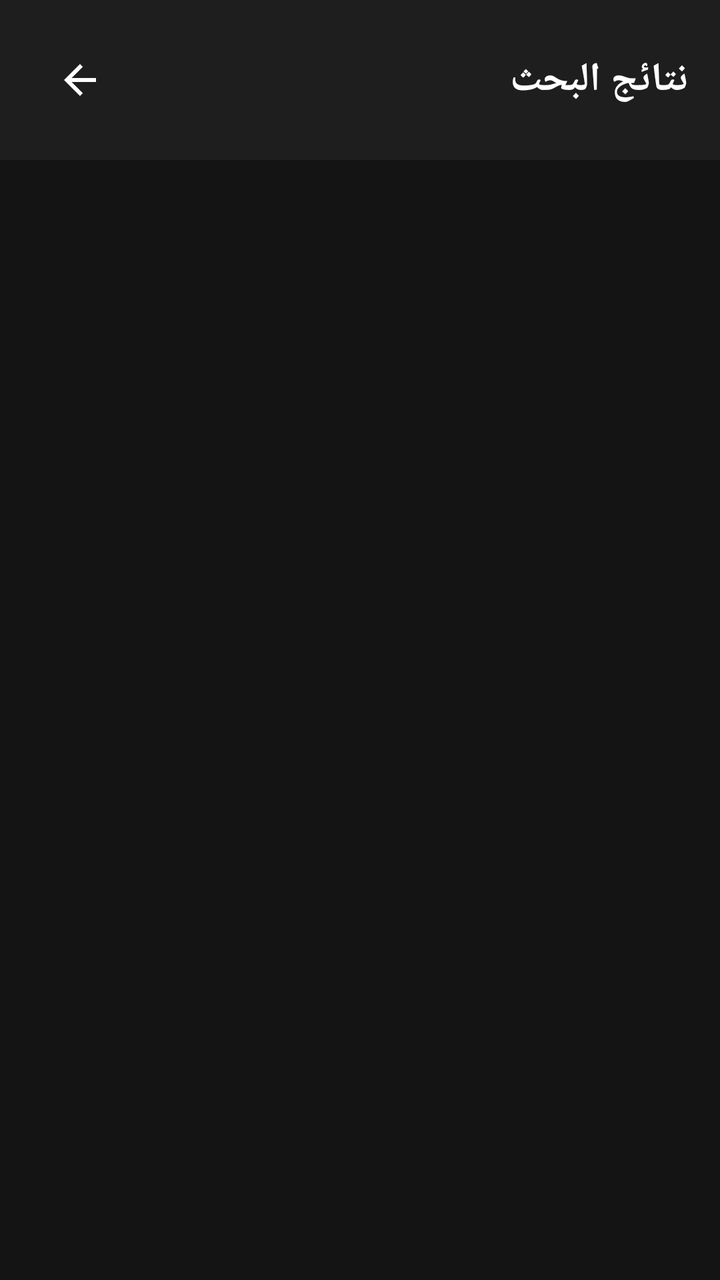
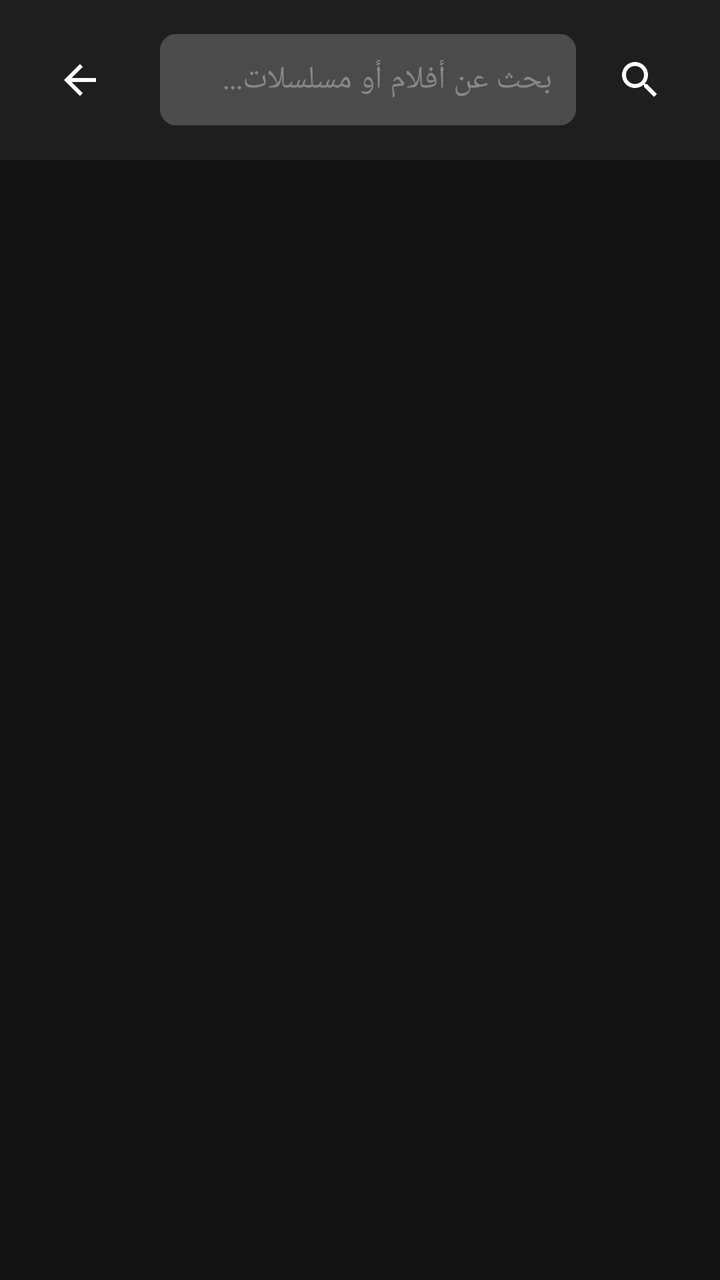

Compare the two renders of this Android layout. The source of the first and the diff that turns it into the second are given below.
<!-- AndroidManifest.xml: activity theme Theme.OmarFlex5 -->
<!-- res/layout/activity_search.xml -->
<?xml version="1.0" encoding="utf-8"?>
<FrameLayout xmlns:android="http://schemas.android.com/apk/res/android"
    android:layout_width="match_parent"
    android:layout_height="match_parent"
    android:background="#141414">

    <LinearLayout
        android:layout_width="match_parent"
        android:layout_height="match_parent"
        android:orientation="vertical">

        
        <LinearLayout
            android:layout_width="match_parent"
            android:layout_height="wrap_content"
            android:orientation="horizontal"
            android:gravity="center_vertical"
            android:padding="16dp"
            android:background="#1E1E1E">

            <ImageButton
                android:id="@+id/btn_back"
                android:layout_width="48dp"
                android:layout_height="48dp"
                android:background="@drawable/selector_button_focus"
                android:src="@drawable/ic_arrow_back"
                android:tint="#FFFFFF"
                android:contentDescription="رجوع"
                android:focusable="true"
                android:focusableInTouchMode="false"
                android:nextFocusDown="@id/recycler_results"
                android:nextFocusUp="@id/btn_back"
                android:nextFocusLeft="@id/btn_back" />

            <TextView
                android:id="@+id/text_title"
                android:layout_width="0dp"
                android:layout_height="wrap_content"
                android:layout_weight="1"
                android:layout_marginStart="16dp"
                android:text="نتائج البحث"
                android:textColor="#FFFFFF"
                android:textSize="20sp"
                android:textStyle="bold" />
        </LinearLayout>

        
        <TextView
            android:id="@+id/text_status"
            android:layout_width="match_parent"
            android:layout_height="wrap_content"
            android:gravity="center"
            android:padding="8dp"
            android:textColor="#888888"
            android:textSize="14sp"
            android:visibility="gone" />

        
        <androidx.recyclerview.widget.RecyclerView
            android:id="@+id/recycler_results"
            android:layout_width="match_parent"
            android:layout_height="0dp"
            android:layout_weight="1"
            android:padding="8dp"
            android:clipToPadding="false"
            android:focusable="true"
            android:descendantFocusability="afterDescendants" />

        
        <Button
            android:id="@+id/btn_load_more"
            android:layout_width="wrap_content"
            android:layout_height="wrap_content"
            android:layout_gravity="center_horizontal"
            android:layout_margin="16dp"
            android:background="@drawable/selector_button_focus"
            android:paddingHorizontal="32dp"
            android:paddingVertical="16dp"
            android:text="@string/load_more"
            android:textColor="#FFFFFF"
            android:textSize="16sp"
            android:textStyle="bold"
            android:visibility="gone"
            android:focusable="true"
            android:focusableInTouchMode="true"
            android:nextFocusUp="@id/recycler_results"
            android:nextFocusDown="@id/btn_load_more"
            android:nextFocusLeft="@id/btn_load_more"
            android:nextFocusRight="@id/btn_load_more" />
    </LinearLayout>

    
    <LinearLayout
        android:id="@+id/empty_view"
        android:layout_width="wrap_content"
        android:layout_height="wrap_content"
        android:layout_gravity="center"
        android:gravity="center"
        android:orientation="vertical"
        android:visibility="gone">

        <ImageView
            android:layout_width="80dp"
            android:layout_height="80dp"
            android:src="@drawable/ic_no_wifi"
            android:tint="#666666" />

        <TextView
            android:layout_width="wrap_content"
            android:layout_height="wrap_content"
            android:layout_marginTop="16dp"
            android:text="@string/no_results"
            android:textColor="#888888"
            android:textSize="16sp" />
    </LinearLayout>

    
    <ProgressBar
        android:id="@+id/progress_bar"
        android:layout_width="48dp"
        android:layout_height="48dp"
        android:layout_gravity="center"
        android:indeterminateTint="#E50914"
        android:visibility="gone" />

    
    <include layout="@layout/overlay_resolution_selection" />

    
    <include layout="@layout/overlay_sniffer" />

</FrameLayout>
<!-- res/layout/overlay_resolution_selection.xml (included above) -->
<?xml version="1.0" encoding="utf-8"?>
<FrameLayout xmlns:android="http://schemas.android.com/apk/res/android"
    android:id="@+id/resolution_overlay"
    android:layout_width="match_parent"
    android:layout_height="match_parent"
    android:background="#E6141414"
    android:clickable="true"
    android:focusable="true"
    android:visibility="gone">

    <LinearLayout
        android:layout_width="match_parent"
        android:layout_height="match_parent"
        android:gravity="center"
        android:orientation="vertical"
        android:padding="32dp">

        
        <LinearLayout
            android:layout_width="match_parent"
            android:layout_height="wrap_content"
            android:gravity="center_vertical"
            android:orientation="horizontal"
            android:paddingBottom="24dp">

            <ImageView
                android:layout_width="48dp"
                android:layout_height="48dp"
                android:layout_marginEnd="16dp"
                android:src="@android:drawable/ic_media_play"
                android:tint="#E50914" />

            <LinearLayout
                android:layout_width="0dp"
                android:layout_height="wrap_content"
                android:layout_weight="1"
                android:orientation="vertical">

                <TextView
                    android:id="@+id/text_overlay_title"
                    android:layout_width="wrap_content"
                    android:layout_height="wrap_content"
                    android:text="Select Quality"
                    android:textColor="#FFFFFF"
                    android:textSize="24sp"
                    android:textStyle="bold" />

                <TextView
                    android:id="@+id/text_overlay_subtitle"
                    android:layout_width="wrap_content"
                    android:layout_height="wrap_content"
                    android:text="Choose your preferred streaming quality"
                    android:textColor="#888888"
                    android:textSize="14sp" />
            </LinearLayout>

            <Button
                android:id="@+id/btn_close_overlay"
                android:layout_width="wrap_content"
                android:layout_height="wrap_content"
                android:backgroundTint="#1E1E1E"
                android:text="✕"
                android:textColor="#FFFFFF"
                android:textSize="18sp" />
        </LinearLayout>

        
        <FrameLayout
            android:layout_width="match_parent"
            android:layout_height="0dp"
            android:layout_weight="1">

            
            <androidx.recyclerview.widget.RecyclerView
                android:id="@+id/recycler_resolutions_overlay"
                android:layout_width="match_parent"
                android:layout_height="match_parent"
                android:clipToPadding="false"
                android:paddingTop="8dp"
                android:paddingBottom="8dp" />

            
            <LinearLayout
                android:id="@+id/overlay_loading_container"
                android:layout_width="match_parent"
                android:layout_height="match_parent"
                android:gravity="center"
                android:orientation="vertical"
                android:visibility="gone">

                <ProgressBar
                    android:layout_width="64dp"
                    android:layout_height="64dp"
                    android:indeterminateTint="#E50914" />

                <TextView
                    android:id="@+id/text_loading_status"
                    android:layout_width="wrap_content"
                    android:layout_height="wrap_content"
                    android:layout_marginTop="16dp"
                    android:text="Loading..."
                    android:textColor="#888888"
                    android:textSize="16sp" />
            </LinearLayout>

        </FrameLayout>

    </LinearLayout>

</FrameLayout>
<!-- res/layout/overlay_sniffer.xml (included above) -->
<?xml version="1.0" encoding="utf-8"?>
<FrameLayout xmlns:android="http://schemas.android.com/apk/res/android"
    android:id="@+id/sniffer_overlay"
    android:layout_width="match_parent"
    android:layout_height="match_parent"
    android:background="#FF141414"
    android:clickable="true"
    android:focusable="true"
    android:visibility="gone">

    
    <FrameLayout
        android:id="@+id/sniffer_webview_container"
        android:layout_width="match_parent"
        android:layout_height="match_parent" />

    
    <LinearLayout
        android:id="@+id/sniffer_loading_overlay"
        android:layout_width="match_parent"
        android:layout_height="match_parent"
        android:background="#E6141414"
        android:gravity="center"
        android:orientation="vertical"
        android:visibility="visible">

        <ProgressBar
            android:layout_width="64dp"
            android:layout_height="64dp"
            android:indeterminateTint="#E50914" />

        <TextView
            android:id="@+id/sniffer_status_text"
            android:layout_width="wrap_content"
            android:layout_height="wrap_content"
            android:layout_marginTop="16dp"
            android:text="Looking for video..."
            android:textColor="#888888"
            android:textSize="16sp" />
    </LinearLayout>

    
    <Button
        android:id="@+id/btn_close_sniffer"
        android:layout_width="wrap_content"
        android:layout_height="wrap_content"
        android:layout_gravity="top|end"
        android:layout_margin="16dp"
        android:backgroundTint="#E50914"
        android:text="✕ CLOSE"
        android:textColor="#FFFFFF" />

</FrameLayout>
<!-- resources referenced by this layout -->
<resources>
  <!-- drawable selector_button_focus (drawable) -->
  <?xml version="1.0" encoding="utf-8"?>
  <selector xmlns:android="http://schemas.android.com/apk/res/android">
      <item android:state_focused="true">
          <shape android:shape="oval">
              <solid android:color="#44FFFFFF" />
              <stroke android:width="2dp" android:color="@color/white" />
          </shape>
      </item>
      <item android:state_pressed="true">
          <shape android:shape="oval">
              <solid android:color="#66FFFFFF" />
          </shape>
      </item>
      <item>
          <shape android:shape="oval">
              <solid android:color="@android:color/transparent" />
          </shape>
      </item>
  </selector>
  <string name="load_more">تحميل المزيد</string>
  <string name="no_results">لا توجد نتائج</string>
  <color name="white">#FFFFFFFF</color>
  <color name="netflix_red">#E50914</color>
  <color name="netflix_background">#141414</color>
  <color name="black">#FF000000</color>
  <!-- unchanged entries left out for length: 3 -->
</resources>

<!-- the commit's change to res/layout/activity_search.xml (unified diff, before → after) -->
@@ -22,7 +22,7 @@
                 android:id="@+id/btn_back"
                 android:layout_width="48dp"
                 android:layout_height="48dp"
-                android:background="@drawable/selector_button_focus"
+                android:background="@drawable/selector_icon_button_focus"
                 android:src="@drawable/ic_arrow_back"
                 android:tint="#FFFFFF"
                 android:contentDescription="رجوع"
@@ -32,16 +32,39 @@
                 android:nextFocusUp="@id/btn_back"
                 android:nextFocusLeft="@id/btn_back" />
 
-            <TextView
-                android:id="@+id/text_title"
+            <EditText
+                android:id="@+id/edit_search"
                 android:layout_width="0dp"
                 android:layout_height="wrap_content"
                 android:layout_weight="1"
                 android:layout_marginStart="16dp"
-                android:text="نتائج البحث"
+                android:layout_marginEnd="8dp"
+                android:background="@drawable/selector_edittext_focus"
+                android:hint="بحث عن أفلام أو مسلسلات..."
+                android:textColorHint="#888888"
                 android:textColor="#FFFFFF"
-                android:textSize="20sp"
-                android:textStyle="bold" />
+                android:textSize="16sp"
+                android:padding="12dp"
+                android:singleLine="true"
+                android:imeOptions="actionSearch"
+                android:inputType="text"
+                android:focusable="true"
+                android:nextFocusDown="@id/recycler_results"
+                android:nextFocusUp="@id/edit_search"
+                android:nextFocusLeft="@id/btn_back"
+                android:nextFocusRight="@id/btn_search_action"/>
+
+            <ImageButton
+                android:id="@+id/btn_search_action"
+                android:layout_width="48dp"
+                android:layout_height="48dp"
+                android:background="@drawable/selector_icon_button_focus"
+                android:src="@drawable/ic_search"
+                android:tint="#FFFFFF"
+                android:contentDescription="بحث"
+                android:focusable="true"
+                android:nextFocusDown="@id/recycler_results"
+                android:nextFocusLeft="@id/edit_search" />
         </LinearLayout>
 
         
@@ -62,32 +85,35 @@
             android:layout_height="0dp"
             android:layout_weight="1"
             android:padding="8dp"
+            android:paddingBottom="48dp"
             android:clipToPadding="false"
+            android:clipChildren="false"
             android:focusable="true"
             android:descendantFocusability="afterDescendants" />
 
-        
-        <Button
-            android:id="@+id/btn_load_more"
-            android:layout_width="wrap_content"
-            android:layout_height="wrap_content"
-            android:layout_gravity="center_horizontal"
-            android:layout_margin="16dp"
-            android:background="@drawable/selector_button_focus"
-            android:paddingHorizontal="32dp"
-            android:paddingVertical="16dp"
-            android:text="@string/load_more"
-            android:textColor="#FFFFFF"
-            android:textSize="16sp"
-            android:textStyle="bold"
-            android:visibility="gone"
-            android:focusable="true"
-            android:focusableInTouchMode="true"
-            android:nextFocusUp="@id/recycler_results"
-            android:nextFocusDown="@id/btn_load_more"
-            android:nextFocusLeft="@id/btn_load_more"
-            android:nextFocusRight="@id/btn_load_more" />
     </LinearLayout>
+
+    
+    <TextView
+        android:id="@+id/btn_load_more"
+        android:layout_width="wrap_content"
+        android:layout_height="wrap_content"
+        android:layout_gravity="bottom|center_horizontal"
+        android:layout_marginBottom="16dp"
+        android:background="@drawable/selector_load_more_button"
+        android:paddingHorizontal="16dp"
+        android:paddingVertical="8dp"
+        android:text="@string/load_more"
+        android:textColor="#FFFFFF"
+        android:textSize="14sp"
+        android:visibility="gone"
+        android:focusable="true"
+        android:focusableInTouchMode="true"
+        android:clickable="true"
+        android:nextFocusUp="@id/recycler_results"
+        android:nextFocusDown="@id/btn_load_more"
+        android:nextFocusLeft="@id/btn_load_more"
+        android:nextFocusRight="@id/btn_load_more" />
 
     
     <LinearLayout
@@ -187,14 +213,17 @@
                     android:textSize="14sp" />
             </LinearLayout>
 
-            <Button
+            <ImageButton
                 android:id="@+id/btn_close_overlay"
-                android:layout_width="wrap_content"
-                android:layout_height="wrap_content"
-                android:backgroundTint="#1E1E1E"
-                android:text="✕"
-                android:textColor="#FFFFFF"
-                android:textSize="18sp" />
+                android:layout_width="48dp"
+                android:layout_height="48dp"
+                android:background="@drawable/selector_icon_button_focus"
+                android:src="@drawable/ic_close"
+                android:tint="#FFFFFF"
+                android:contentDescription="إغلاق"
+                android:focusable="true"
+                android:focusableInTouchMode="false"
+                android:nextFocusDown="@id/recycler_resolutions_overlay" />
         </LinearLayout>
 
         
@@ -284,14 +313,17 @@
     </LinearLayout>
 
     
-    <Button
+    <ImageButton
         android:id="@+id/btn_close_sniffer"
-        android:layout_width="wrap_content"
-        android:layout_height="wrap_content"
+        android:layout_width="48dp"
+        android:layout_height="48dp"
         android:layout_gravity="top|end"
         android:layout_margin="16dp"
-        android:backgroundTint="#E50914"
-        android:text="✕ CLOSE"
-        android:textColor="#FFFFFF" />
+        android:background="@drawable/selector_icon_button_focus"
+        android:src="@drawable/ic_close"
+        android:tint="#FFFFFF"
+        android:contentDescription="إغلاق"
+        android:focusable="true"
+        android:focusableInTouchMode="false" />
 
 </FrameLayout>
<!-- resource entries referenced after the edit -->
@@ -1,21 +1,93 @@
 <!-- resources referenced by this layout -->
 <resources>
-  <!-- drawable selector_button_focus (drawable) -->
+  <!-- drawable ic_close (drawable) -->
+  <?xml version="1.0" encoding="utf-8"?>
+  <vector xmlns:android="http://schemas.android.com/apk/res/android"
+      android:width="24dp"
+      android:height="24dp"
+      android:viewportWidth="24"
+      android:viewportHeight="24">
+      <path
+          android:fillColor="#FFFFFF"
+          android:pathData="M19,6.41L17.59,5 12,10.59 6.41,5 5,6.41 10.59,12 5,17.59 6.41,19 12,13.41 17.59,19 19,17.59 13.41,12z"/>
+  </vector>
+  <!-- drawable ic_search (drawable) -->
+  <vector xmlns:android="http://schemas.android.com/apk/res/android"
+      android:width="24dp"
+      android:height="24dp"
+      android:viewportWidth="24.0"
+      android:viewportHeight="24.0">
+      <path
+          android:fillColor="#FFFFFFFF"
+          android:pathData="M15.5,14h-0.79l-0.28,-0.27C15.41,12.59 16,11.11 16,9.5 16,5.91 13.09,3 9.5,3S3,5.91 3,9.5 5.91,16 9.5,16c1.61,0 3.09,-0.59 4.23,-1.57l0.27,0.28v0.79l5,4.99L20.49,19l-4.99,-5zM9.5,14C7.01,14 5,11.99 5,9.5S7.01,5 9.5,5 14,7.01 14,9.5 11.99,14 9.5,14z"/>
+  </vector>
+  <!-- drawable selector_edittext_focus (drawable) -->
   <?xml version="1.0" encoding="utf-8"?>
   <selector xmlns:android="http://schemas.android.com/apk/res/android">
       <item android:state_focused="true">
-          <shape android:shape="oval">
-              <solid android:color="#44FFFFFF" />
-              <stroke android:width="2dp" android:color="@color/white" />
+          <shape android:shape="rectangle">
+              <solid android:color="#22FFFFFF" />
+              <stroke android:width="2dp" android:color="#0070D1" />
+              <corners android:radius="8dp" />
           </shape>
       </item>
       <item android:state_pressed="true">
-          <shape android:shape="oval">
-              <solid android:color="#66FFFFFF" />
+          <shape android:shape="rectangle">
+              <solid android:color="#33FFFFFF" />
+              <stroke android:width="2dp" android:color="#0070D1" />
+              <corners android:radius="8dp" />
           </shape>
       </item>
       <item>
-          <shape android:shape="oval">
+          <shape android:shape="rectangle">
+              <solid android:color="#33FFFFFF" />
+              <corners android:radius="8dp" />
+          </shape>
+      </item>
+  </selector>
+  <!-- drawable selector_icon_button_focus (drawable) -->
+  <?xml version="1.0" encoding="utf-8"?>
+  <selector xmlns:android="http://schemas.android.com/apk/res/android">
+      <item android:state_focused="true">
+          <shape android:shape="rectangle">
+              <solid android:color="#22FFFFFF" />
+              <stroke android:width="2dp" android:color="#0070D1" />
+              <corners android:radius="12dp" />
+          </shape>
+      </item>
+      <item android:state_pressed="true">
+          <shape android:shape="rectangle">
+              <solid android:color="#33FFFFFF" />
+              <stroke android:width="2dp" android:color="#0070D1" />
+              <corners android:radius="12dp" />
+          </shape>
+      </item>
+      <item>
+          <shape android:shape="rectangle">
+              <solid android:color="@android:color/transparent" />
+              <corners android:radius="12dp" />
+          </shape>
+      </item>
+  </selector>
+  <!-- drawable selector_load_more_button (drawable) -->
+  <?xml version="1.0" encoding="utf-8"?>
+  <selector xmlns:android="http://schemas.android.com/apk/res/android">
+      <item android:state_focused="true">
+          <shape android:shape="rectangle">
+              <solid android:color="@android:color/transparent" />
+              <stroke android:width="2dp" android:color="#0070D1" />
+              <corners android:radius="4dp" />
+          </shape>
+      </item>
+      <item android:state_pressed="true">
+          <shape android:shape="rectangle">
+              <solid android:color="#22FFFFFF" />
+              <stroke android:width="2dp" android:color="#0070D1" />
+              <corners android:radius="4dp" />
+          </shape>
+      </item>
+      <item>
+          <shape android:shape="rectangle">
               <solid android:color="@android:color/transparent" />
           </shape>
       </item>
